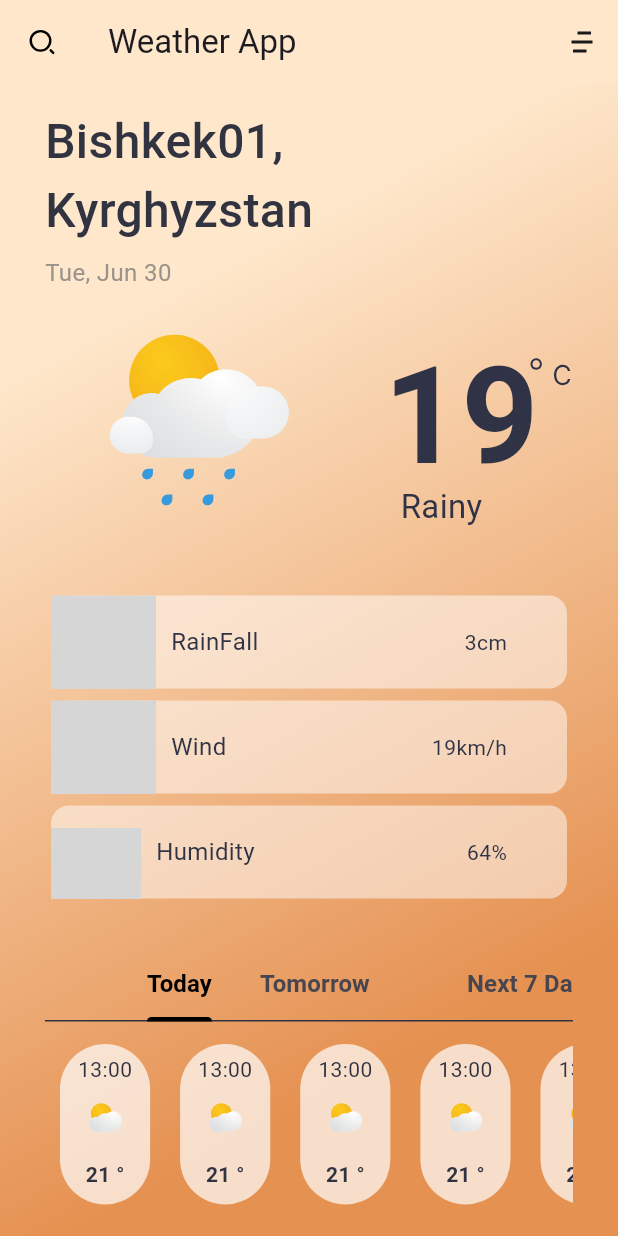
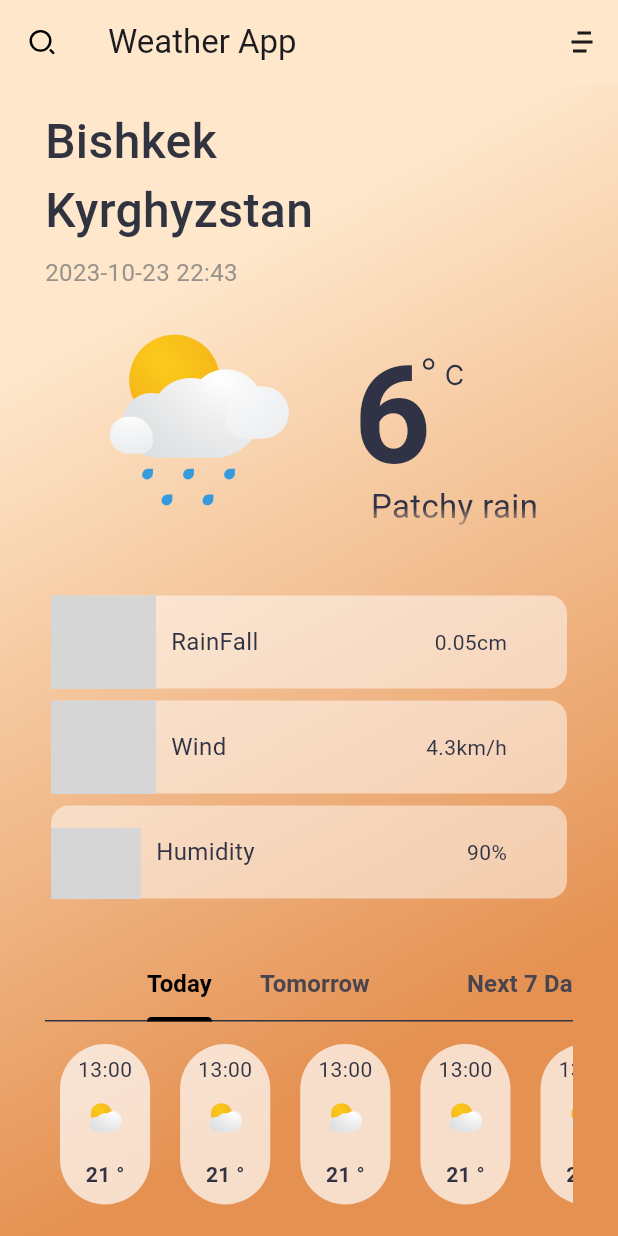
Before and after one commit to appitcompany312/kur15, a Flutter app: the screen it shows after launch, on a phone screen of 412 x 824 dp. Run offline on Flutter 3.47's test engine with Material 2 defaults, Android fonts, the phone set to English and light mode, and no system bars; our stand-ins replace audioplayers, flutter_svg, google_fonts; grey boxes are pictures that could not be loaded.

Commit message:
added weather model factory (32-sabak)

```diff
--- /dev/null
+++ b/home_work/32.dart
@@ -0,0 +1,10 @@
+/*
+1) https://dart.dev/codelabs/async-await
+   https://www.geeksforgeeks.org/using-await-async-in-dart/
+   https://dart-tutorial.com/asynchronous-programming/async-and-await-in-dart/
+
+2) https://www.youtube.com/watch?v=SmTCmDMi4BY
+
+3) factory method (contructor) 7 example
+4) factory method (contructor) makala
+*/
--- a/weather_app/lib/home/home_body.dart
+++ b/weather_app/lib/home/home_body.dart
@@ -1,7 +1,7 @@
 import 'package:flutter/material.dart';
 import 'package:weather_app/constants/assets_const.dart';
 import 'package:weather_app/home/weather_extra.dart';
-import 'package:weather_app/model/mock_data.dart';
+import 'package:weather_app/model/weather_model.dart';
 import 'package:weather_app/widgets/city_time.dart';
 import 'package:weather_app/widgets/current_weather_card.dart';
 import 'package:weather_app/widgets/weather_info_cards.dart';
@@ -15,18 +15,18 @@ class HomeBody extends StatelessWidget {
       crossAxisAlignment: CrossAxisAlignment.start,
       children: [
         CityTimeWidget(
-          city: '${(data['location'] as Map)['name']},\n${(data['location'] as Map)['country']}',
-          time: 'Tue, Jun 30',
+          city: '${mockWeather.location.name}\n${mockWeather.location.country}',
+          time: mockWeather.location.localtime,
         ),
-        const CurrentWetherCard(
-          degree: '19',
-          weatherState: 'Rainy',
+        CurrentWetherCard(
+          degree: '${mockWeather.current.tempC.toInt()}',
+          weatherState: mockWeather.current.condition.text,
           icon: AssetsConst.weather05,
         ),
-        const WeatherInfoCards(
-          rainFallValue: '3cm',
-          windSpeed: '19km/h',
-          humidityPersent: '64%',
+        WeatherInfoCards(
+          rainFallValue: '${mockWeather.current.precipMM}cm',
+          windSpeed: '${mockWeather.current.windKPH}km/h',
+          humidityPersent: '${mockWeather.current.humidity}%',
         ),
         const SizedBox(height: 30),
         const WeatherExtra(),
--- /dev/null
+++ b/weather_app/lib/model/condition_model.dart
@@ -0,0 +1,19 @@
+class Condition {
+  const Condition({
+    required this.code,
+    required this.icon,
+    required this.text,
+  });
+
+  final String text;
+  final String icon;
+  final int code;
+
+  factory Condition.fromWeatherApi(Map<String, dynamic> json) {
+    return Condition(
+      text: json['text'],
+      icon: json['icon'],
+      code: json['code'],
+    );
+  }
+}
--- /dev/null
+++ b/weather_app/lib/model/current_model.dart
@@ -0,0 +1,51 @@
+import 'package:weather_app/model/condition_model.dart';
+
+class Current {
+  const Current({
+    required this.lastUpdated,
+    required this.tempC,
+    required this.isDay,
+    required this.condition,
+    required this.windMPH,
+    required this.windKPH,
+    required this.windDir,
+    required this.precipMM,
+    required this.precipIn,
+    required this.humidity,
+    required this.cloud,
+    required this.feelsLikeC,
+    required this.visKM,
+  });
+
+  final String lastUpdated;
+  final double tempC;
+  final int isDay;
+  final Condition condition;
+  final double windMPH;
+  final double windKPH;
+  final String windDir;
+  final num precipMM;
+  final num precipIn;
+  final int humidity;
+  final int cloud;
+  final double feelsLikeC;
+  final num visKM;
+
+  factory Current.fromWeatherApi(Map<String, dynamic> sryo) {
+    return Current(
+      lastUpdated: sryo['last_updated'],
+      tempC: sryo['temp_c'],
+      isDay: sryo['is_day'],
+      condition: Condition.fromWeatherApi(sryo['condition']),
+      windMPH: sryo['wind_mph'],
+      windKPH: sryo['wind_kph'],
+      windDir: sryo['wind_dir'],
+      precipMM: sryo['precip_mm'],
+      precipIn: sryo['precip_in'],
+      humidity: sryo['humidity'],
+      cloud: sryo['cloud'],
+      feelsLikeC: sryo['feelslike_c'],
+      visKM: sryo['vis_km'],
+    );
+  }
+}
--- /dev/null
+++ b/weather_app/lib/model/location_model.dart
@@ -0,0 +1,34 @@
+class Location {
+  const Location({
+    required this.name,
+    required this.region,
+    required this.country,
+    required this.lat,
+    required this.lon,
+    required this.tzId,
+    required this.localTimeEpoch,
+    required this.localtime,
+  });
+
+  final String name;
+  final String region;
+  final String country;
+  final double lat;
+  final double lon;
+  final String tzId;
+  final int localTimeEpoch;
+  final String localtime;
+
+  factory Location.fromWeatherApi(Map<String, dynamic> json) {
+    return Location(
+      name: json['name'],
+      region: json['region'],
+      country: json['country'],
+      lat: json['lat'],
+      lon: json['lon'],
+      tzId: json['tz_id'],
+      localTimeEpoch: json['localtime_epoch'],
+      localtime: json['localtime'],
+    );
+  }
+}
--- a/weather_app/lib/model/mock_data.dart
+++ /dev/null
@@ -1,31 +0,0 @@
-final data = {
-  "location": {
-    "name": "Bishkek01",
-    "region": "Bishkek",
-    "country": "Kyrghyzstan",
-    "lat": 42.87,
-    "lon": 74.6,
-    "tz_id": "Asia/Bishkek",
-    "localtime_epoch": 1697736671,
-    "localtime": "2023-10-19 23:31"
-  },
-  "current": {
-    "last_updated": "2023-10-19 23:30",
-    "temp_c": 13.3,
-    "is_day": 0,
-    "condition": {
-      "text": "Clear",
-      "icon": "//cdn.weatherapi.com/weather/64x64/night/113.png",
-      "code": 1000,
-    },
-    "wind_mph": 3.6,
-    "wind_kph": 5.8,
-    "wind_dir": "SE",
-    "precip_mm": 0,
-    "precip_in": 0,
-    "humidity": 37,
-    "cloud": 2,
-    "feelslike_c": 13.4,
-    "vis_km": 10,
-  }
-};
--- a/weather_app/lib/model/weather_model.dart
+++ b/weather_app/lib/model/weather_model.dart
@@ -1,3 +1,6 @@
+import 'package:weather_app/model/current_model.dart';
+import 'package:weather_app/model/location_model.dart';
+
 class Weather {
   const Weather({
     required this.current,
@@ -6,70 +9,87 @@ class Weather {
 
   final Location location;
   final Current current;
+
+  factory Weather.fromJson(Map<String, dynamic> json) {
+    return Weather(
+      current: Current.fromWeatherApi(json['current']),
+      location: Location.fromWeatherApi(json['location']),
+    );
+  }
 }
 
-class Location {
-  const Location({
-    required this.name,
-    required this.region,
-    required this.country,
-    required this.lat,
-    required this.lon,
-    required this.tzId,
-    required this.localTimeEpoch,
-    required this.localtime,
-  });
+final mockWeather = Weather.fromJson(data);
 
-  final String name;
-  final String region;
-  final String country;
-  final double lat;
-  final double lon;
-  final String tzId;
-  final int localTimeEpoch;
-  final String localtime;
-}
+// final mockWeather = Weather(
+//   current: Current(
+//     lastUpdated: data['current']!['last_updated'] as String,
+//     tempC: data['current']!['temp_c'] as double,
+//     isDay: data['current']!['is_day'] as int,
+//     condition: Condition(
+//       code: (data['current']!['condition']! as Map)['code'] as int,
+//       icon: (data['current']!['condition']! as Map)['icon'] as String,
+//       text: (data['current']!['condition']! as Map)['text'] as String,
+//     ),
+//     windMPH: data['current']!['wind_mph'] as double,
+//     windKPH: data['current']!['wind_kph'] as double,
+//     windDir: data['current']!['wind_dir'] as String,
+//     precipMM: data['current']!['precip_mm'] as num,
+//     precipIn: data['current']!['precip_in'] as num,
+//     humidity: data['current']!['humidity'] as int,
+//     cloud: data['current']!['cloud'] as int,
+//     feelsLikeC: data['current']!['feelslike_c'] as double,
+//     visKM: data['current']!['vis_km'] as num,
+//   ),
+//   location: Location(
+//     name: data['location']!['name'] as String,
+//     region: data['location']!['region'] as String,
+//     country: data['location']!['country'] as String,
+//     lat: data['location']!['lat'] as double,
+//     lon: data['location']!['lon'] as double,
+//     tzId: data['location']!['tz_id'] as String,
+//     localTimeEpoch: data['location']!['localtime_epoch'] as int,
+//     localtime: data['location']!['localtime'] as String,
+//   ),
+// );
 
-class Current {
-  const Current({
-    required this.lastUpdated,
-    required this.tempC,
-    required this.isDay,
-    required this.condition,
-    required this.windMPH,
-    required this.windKPH,
-    required this.windDir,
-    required this.precipMM,
-    required this.precipIn,
-    required this.humidity,
-    required this.cloud,
-    required this.feelsLikeC,
-    required this.visKM,
-  });
-
-  final String lastUpdated;
-  final double tempC;
-  final int isDay;
-  final Condition condition;
-  final double windMPH;
-  final double windKPH;
-  final String windDir;
-  final num precipMM;
-  final num precipIn;
-  final int humidity;
-  final int cloud;
-  final double feelsLikeC;
-  final num visKM;
-}
-
-class Condition {
-  const Condition({
-    required this.code,
-    required this.icon,
-    required this.text,
-  });
-
-  final String text;
-  final String icon;
-  final int code;
-}
+final data = {
+  "location": {
+    "name": "Bishkek",
+    "region": "Bishkek",
+    "country": "Kyrghyzstan",
+    "lat": 42.87,
+    "lon": 74.6,
+    "tz_id": "Asia/Bishkek",
+    "localtime_epoch": 1698079439,
+    "localtime": "2023-10-23 22:43"
+  },
+  "current": {
+    "last_updated_epoch": 1698078600,
+    "last_updated": "2023-10-23 22:30",
+    "temp_c": 6.9,
+    "temp_f": 44.5,
+    "is_day": 0,
+    "condition": {
+      "text": "Patchy rain possible",
+      "icon": "//cdn.weatherapi.com/weather/64x64/night/176.png",
+      "code": 1063
+    },
+    "wind_mph": 2.7,
+    "wind_kph": 4.3,
+    "wind_degree": 74,
+    "wind_dir": "ENE",
+    "pressure_mb": 1028.0,
+    "pressure_in": 30.36,
+    "precip_mm": 0.05,
+    "precip_in": 0.0,
+    "humidity": 90,
+    "cloud": 88,
+    "feelslike_c": 6.5,
+    "feelslike_f": 43.8,
+    "vis_km": 10.0,
+    "vis_miles": 6.0,
+    "uv": 1.0,
+    "gust_mph": 3.5,
+    "gust_kph": 5.7
+  }
+};
--- /dev/null
+++ b/weather_app/lib/service/weather_service.dart
@@ -0,0 +1,16 @@
+class WeatherService {
+  // void testGetDataFromApi() {
+  //     var url =
+  //     Uri.https('www.googleapis.com', '/books/v1/volumes', {'q': '{http}'});
+  // // Await the http get response, then decode the json-formatted response.
+  // var response = await http.get(url);
+  // if (response.statusCode == 200) {
+  //   var jsonResponse =
+  //       convert.jsonDecode(response.body) as Map<String, dynamic>;
+  //   var itemCount = jsonResponse['totalItems'];
+  //   print('Number of books about http: $itemCount.');
+  // } else {
+  //   print('Request failed with status: ${response.statusCode}.');
+  // }
+  // }
+}
--- a/weather_app/lib/widgets/current_weather_card.dart
+++ b/weather_app/lib/widgets/current_weather_card.dart
@@ -17,12 +17,14 @@ class CurrentWetherCard extends StatelessWidget {
 
   @override
   Widget build(BuildContext context) {
-    return Row(
+    return IntrinsicWidth(
+      child: Row(
         mainAxisAlignment: MainAxisAlignment.spaceBetween,
         children: [
           SvgPicture.asset(icon, height: 200),
           Column(
             crossAxisAlignment: CrossAxisAlignment.start,
+            mainAxisAlignment: MainAxisAlignment.spaceEvenly,
             children: [
               Stack(
                 children: [
@@ -45,17 +47,23 @@ class CurrentWetherCard extends StatelessWidget {
                   ),
                 ],
               ),
-            Text(
+              SizedBox(
+                width: MediaQuery.of(context).size.width / 3,
+                child: Text(
                   '  $weatherState',
+                  overflow: TextOverflow.fade,
+                  maxLines: 1,
                   style: const TextStyle(
                     fontSize: 22,
                     fontWeight: FontWeight.w400,
                     color: AppColors.degreeTextColor,
                   ),
                 ),
+              ),
             ],
           ),
         ],
+      ),
     );
   }
 }
--- a/weather_app/pubspec.yaml
+++ b/weather_app/pubspec.yaml
@@ -13,6 +13,7 @@ dependencies:
     sdk: flutter
   cupertino_icons: ^1.0.2
   flutter_svg: ^2.0.7
+  http: ^1.1.0
 
 dev_dependencies:
   flutter_test:
```
Also changed, not shown: weather_app/pubspec.lock. Lines whose indentation alone changed are shown as unchanged.
